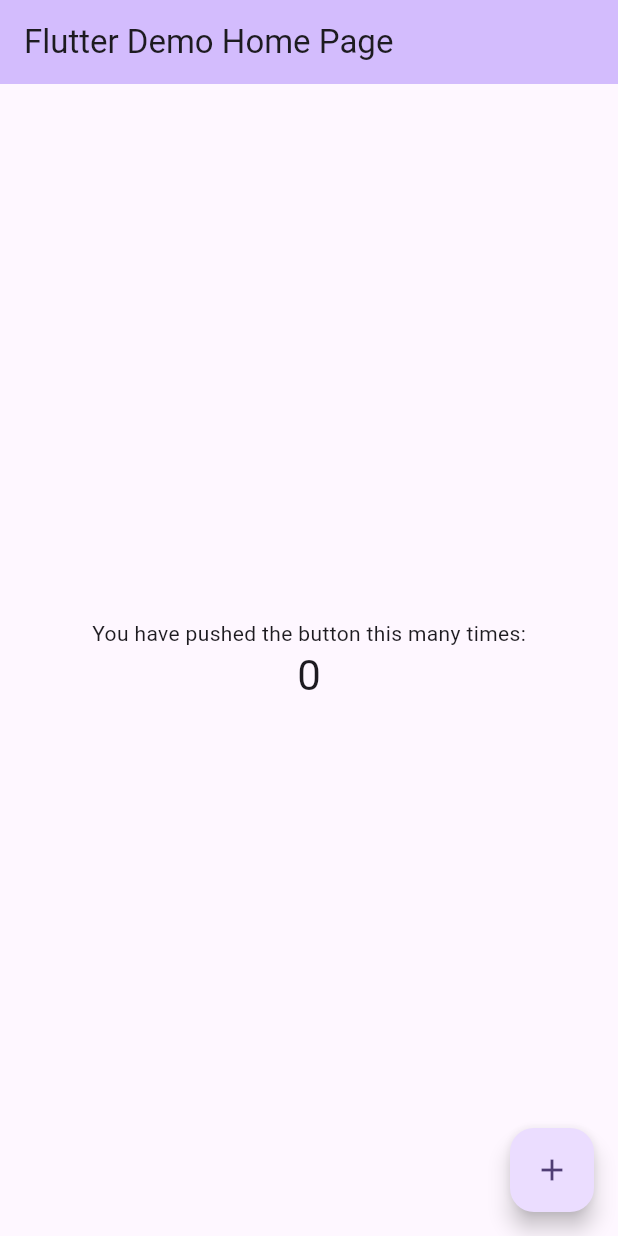
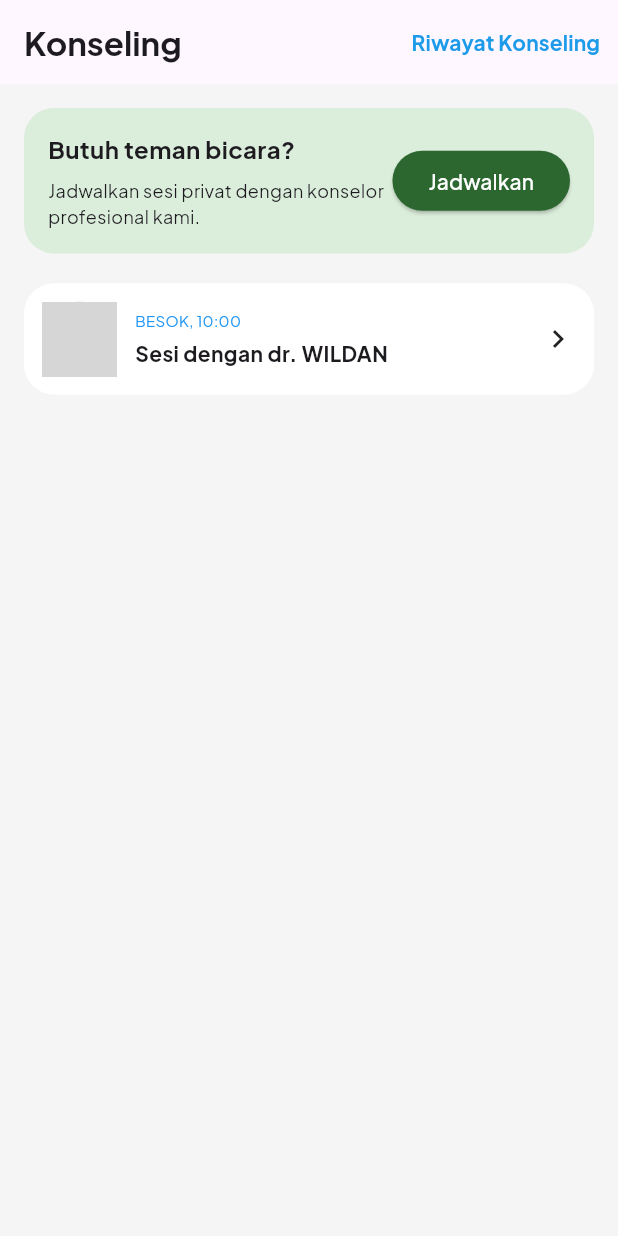
Before and after one commit to munnotmon/Kel5_PM_Tugas4, a Flutter app: the screen it shows after launch, on a phone screen of 412 x 824 dp. Run offline on Flutter 3.47's test engine with Material 3 defaults, Android fonts, the phone set to English and light mode, and no system bars; our stand-ins replace google_fonts; network calls fail; grey boxes are pictures that could not be loaded.

Commit message:
KERJAAN NYA WILDAN

```diff
--- a/lib/main.dart
+++ b/lib/main.dart
@@ -1,4 +1,5 @@
 import 'package:flutter/material.dart';
+import 'package:google_fonts/google_fonts.dart';
 
 void main() {
   runApp(const MyApp());
@@ -7,116 +8,212 @@ void main() {
 class MyApp extends StatelessWidget {
   const MyApp({super.key});
 
-  // This widget is the root of your application.
   @override
   Widget build(BuildContext context) {
     return MaterialApp(
-      title: 'Flutter Demo WILDAN',
+      debugShowCheckedModeBanner: false,
       theme: ThemeData(
-        // This is the theme of your application.
-        //
-        // TRY THIS: Try running your application with "flutter run". You'll see
-        // the application has a purple toolbar. Then, without quitting the app,
-        // try changing the seedColor in the colorScheme below to Colors.green
-        // and then invoke "hot reload" (save your changes or press the "hot
-        // reload" button in a Flutter-supported IDE, or press "r" if you used
-        // the command line to start the app).
-        //
-        // Notice that the counter didn't reset back to zero; the application
-        // state is not lost during the reload. To reset the state, use hot
-        // restart instead.
-        //
-        // This works for code too, not just values: Most code changes can be
-        // tested with just a hot reload.
-        colorScheme: .fromSeed(seedColor: Colors.deepPurple),
+        textTheme: GoogleFonts.plusJakartaSansTextTheme(
+          Theme.of(context).textTheme,
+        ),
       ),
-      home: const MyHomePage(title: 'Flutter Demo Home Page'),
+      home: const KonselingPage(),
     );
   }
 }
 
-class MyHomePage extends StatefulWidget {
-  const MyHomePage({super.key, required this.title});
-
-  // This widget is the home page of your application. It is stateful, meaning
-  // that it has a State object (defined below) that contains fields that affect
-  // how it looks.
-
-  // This class is the configuration for the state. It holds the values (in this
-  // case the title) provided by the parent (in this case the App widget) and
-  // used by the build method of the State. Fields in a Widget subclass are
-  // always marked "final".
-
-  final String title;
-
-  @override
-  State<MyHomePage> createState() => _MyHomePageState();
-}
-
-class _MyHomePageState extends State<MyHomePage> {
-  int _counter = 0;
-
-  void _incrementCounter() {
-    setState(() {
-      // This call to setState tells the Flutter framework that something has
-      // changed in this State, which causes it to rerun the build method below
-      // so that the display can reflect the updated values. If we changed
-      // _counter without calling setState(), then the build method would not be
-      // called again, and so nothing would appear to happen.
-      _counter++;
-    });
-  }
+class KonselingPage extends StatelessWidget {
+  const KonselingPage({super.key});
 
   @override
   Widget build(BuildContext context) {
-    // This method is rerun every time setState is called, for instance as done
-    // by the _incrementCounter method above.
-    //
-    // The Flutter framework has been optimized to make rerunning build methods
-    // fast, so that you can just rebuild anything that needs updating rather
-    // than having to individually change instances of widgets.
     return Scaffold(
+      backgroundColor: Colors.grey[100],
       appBar: AppBar(
-        // TRY THIS: Try changing the color here to a specific color (to
-        // Colors.amber, perhaps?) and trigger a hot reload to see the AppBar
-        // change color while the other colors stay the same.
-        backgroundColor: Theme.of(context).colorScheme.inversePrimary,
-        // Here we take the value from the MyHomePage object that was created by
-        // the App.build method, and use it to set our appbar title.
-        title: Text(widget.title),
+        title: const Text(
+          "Konseling",
+          style: TextStyle(
+            fontWeight: FontWeight.bold, // Ini untuk menebalkan teks
+          ),
+        ),
+        actions: [
+          TextButton(
+            onPressed: () {
+              // Perintah pindah ke halaman riwayat
+              Navigator.push(
+                context,
+                MaterialPageRoute(builder: (context) => const HalamanRiwayat()),
+              );
+            },
+            child: const Text(
+              "Riwayat Konseling",
+              style: TextStyle(
+                color: Color.fromARGB(
+                  255,
+                  29,
+                  155,
+                  233,
+                ), // Opsional: Ubah warna agar senada dengan gambar Anda
+                fontWeight: FontWeight.bold,
+              ),
+            ),
+          ),
+        ],
       ),
-      body: Center(
-        // Center is a layout widget. It takes a single child and positions it
-        // in the middle of the parent.
+      body: Padding(
+        padding: const EdgeInsets.all(16),
         child: Column(
-          // Column is also a layout widget. It takes a list of children and
-          // arranges them vertically. By default, it sizes itself to fit its
-          // children horizontally, and tries to be as tall as its parent.
-          //
-          // Column has various properties to control how it sizes itself and
-          // how it positions its children. Here we use mainAxisAlignment to
-          // center the children vertically; the main axis here is the vertical
-          // axis because Columns are vertical (the cross axis would be
-          // horizontal).
-          //
-          // TRY THIS: Invoke "debug painting" (choose the "Toggle Debug Paint"
-          // action in the IDE, or press "p" in the console), to see the
-          // wireframe for each widget.
-          mainAxisAlignment: .center,
           children: [
-            const Text('You have pushed the button this many times:'),
-            Text(
-              '$_counter',
-              style: Theme.of(context).textTheme.headlineMedium,
+            // CARD ATAS
+            Container(
+              padding: const EdgeInsets.all(16),
+              decoration: BoxDecoration(
+                color: const Color.fromARGB(255, 219, 237, 219),
+                borderRadius: BorderRadius.circular(20),
+              ),
+              child: Row(
+                // Perhatikan huruf kapital 'R'
+                children: [
+                  Expanded(
+                    child: Column(
+                      // Tambahkan 'child:' di sini
+                      crossAxisAlignment: CrossAxisAlignment.start,
+                      children: [
+                        // Pastikan 'const' dihapus jika ada widget dinamis di dalamnya
+                        Text(
+                          "Butuh teman bicara?",
+                          style: TextStyle(
+                            fontSize: 16,
+                            fontWeight: FontWeight.bold,
+                          ),
+                        ),
+                        SizedBox(height: 8),
+                        Text(
+                          "Jadwalkan sesi privat dengan konselor profesional kami.",
+                          style: TextStyle(fontSize: 12),
+                        ),
+                      ],
+                    ),
+                  ),
+
+                  // BUTTON
+                  ElevatedButton(
+                    onPressed: () {
+                      // Fungsi untuk pindah halaman
+                      Navigator.push(
+                        context,
+                        MaterialPageRoute(
+                          builder: (context) => const HalamanJadwal(),
+                        ),
+                      );
+                    },
+                    style: ElevatedButton.styleFrom(
+                      backgroundColor: const Color.fromARGB(255, 43, 103, 47),
+                      foregroundColor: Colors.white,
+                      shape: RoundedRectangleBorder(
+                        borderRadius: BorderRadius.circular(20),
+                      ),
+                    ),
+                    child: const Text("Jadwalkan"),
+                  ),
+                ],
+              ),
+            ),
+
+            const SizedBox(height: 20),
+
+            // CARD BAWAH
+            Material(
+              borderRadius: BorderRadius.circular(20),
+              child: InkWell(
+                onTap: () {
+                  Navigator.push(
+                    context,
+                    MaterialPageRoute(builder: (context) => const DetailSesi()),
+                  );
+                },
+                borderRadius: BorderRadius.circular(20),
+                child: Container(
+                  padding: const EdgeInsets.all(12),
+                  decoration: BoxDecoration(
+                    color: Colors.white,
+                    borderRadius: BorderRadius.circular(20),
+                  ),
+                  child: Row(
+                    children: [
+                      const CircleAvatar(
+                        radius: 25,
+                        backgroundImage: NetworkImage(""),
+                      ),
+                      const SizedBox(width: 12),
+                      const Expanded(
+                        child: Column(
+                          crossAxisAlignment: CrossAxisAlignment.start,
+                          children: [
+                            Text(
+                              "BESOK, 10:00",
+                              style: TextStyle(
+                                fontSize: 10,
+                                color: Colors.blue,
+                              ),
+                            ),
+                            SizedBox(height: 4),
+                            Text(
+                              "Sesi dengan dr. WILDAN",
+                              style: TextStyle(fontWeight: FontWeight.bold),
+                            ),
+                          ],
+                        ),
+                      ),
+                      const Icon(Icons.chevron_right),
+                    ],
+                  ),
+                ),
+              ),
             ),
           ],
         ),
       ),
-      floatingActionButton: FloatingActionButton(
-        onPressed: _incrementCounter,
-        tooltip: 'Increment',
-        child: const Icon(Icons.add),
+    );
+  }
+}
+
+class HalamanJadwal extends StatelessWidget {
+  const HalamanJadwal({super.key});
+
+  @override
+  Widget build(BuildContext context) {
+    return Scaffold(
+      appBar: AppBar(
+        title: const Text("Pilih Jadwal"), // Judul halaman baru
+      ),
+      body: const Center(
+        child: Text("Halaman Jadwal Kosong"), // Isi halaman
       ),
     );
   }
 }
+
+class HalamanRiwayat extends StatelessWidget {
+  const HalamanRiwayat({super.key});
+
+  @override
+  Widget build(BuildContext context) {
+    return Scaffold(
+      appBar: AppBar(title: const Text("Riwayat Konseling")),
+      body: const Center(child: Text("Belum ada riwayat konseling.")),
+    );
+  }
+}
+
+class DetailSesi extends StatelessWidget {
+  const DetailSesi({super.key});
+
+  @override
+  Widget build(BuildContext context) {
+    return Scaffold(
+      appBar: AppBar(title: const Text("Detail Sesi")),
+      body: const Center(child: Text("Belum ada detail sesi yang tersedia.")),
+    );
+  }
+}
--- a/pubspec.yaml
+++ b/pubspec.yaml
@@ -33,6 +33,7 @@ dependencies:
 
   # The following adds the Cupertino Icons font to your application.
   # Use with the CupertinoIcons class for iOS style icons.
+  google_fonts: ^6.2.1
   cupertino_icons: ^1.0.8
 
 dev_dependencies:
```
Also changed, not shown: pubspec.lock.
